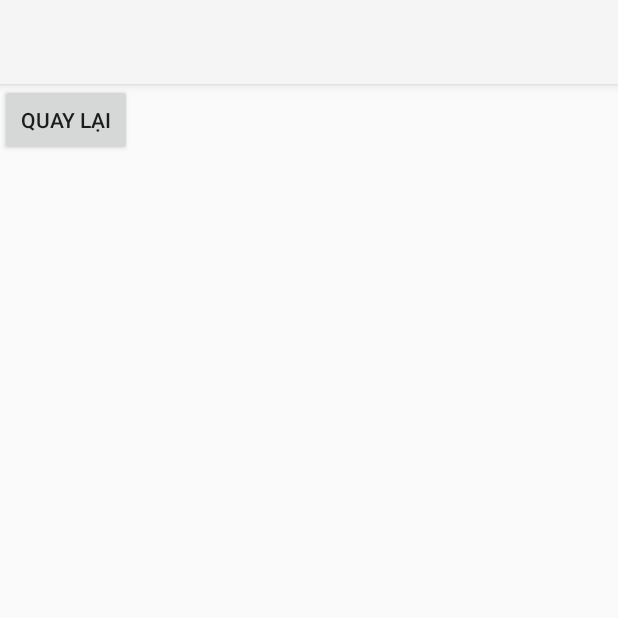
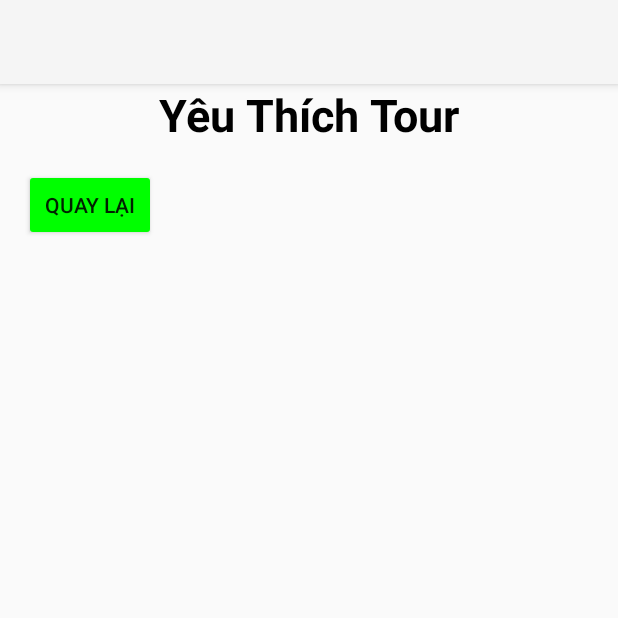
Before and after one commit to tungn2002/btl_android, an Android app: the yeuthichActivity screen opened directly, with no data from a screen before it, on a phone screen of 412 x 824 dp, the top half of it. Run offline under Robolectric (Android 15) with nearby library versions, the phone set to English and light mode, and no system bars; our stand-ins replace Firebase (no records; nobody signed in at launch, a user with empty details on screens opened directly).

Commit message:
sua gd yt

```diff
--- a/app/src/main/java/com/example/btl_android/yeuthichActivity.java
+++ b/app/src/main/java/com/example/btl_android/yeuthichActivity.java
@@ -42,7 +42,7 @@ public class yeuthichActivity extends AppCompatActivity {
 
         button13 = findViewById(R.id.button13);
 
-        tourRecyclerView = findViewById(R.id.rec1);
+        tourRecyclerView = findViewById(R.id.rec);
         tourItemList = new ArrayList<>();
         TourAdapter = new YeuthichAdapter(tourItemList,yeuthichActivity.this);
 
--- a/app/src/main/res/layout/activity_yeuthich.xml
+++ b/app/src/main/res/layout/activity_yeuthich.xml
@@ -1,24 +1,34 @@
 <?xml version="1.0" encoding="utf-8"?>
-<LinearLayout xmlns:android="http://schemas.android.com/apk/res/android"
+<RelativeLayout xmlns:android="http://schemas.android.com/apk/res/android"
     xmlns:tools="http://schemas.android.com/tools"
     android:layout_width="match_parent"
     android:layout_height="match_parent"
     android:orientation="vertical">
 
+    <TextView
+        android:id="@+id/rec1"
+        android:layout_width="wrap_content"
+        android:layout_height="wrap_content"
+        android:layout_centerHorizontal="true"
+        android:text="Yêu Thích Tour"
+        android:textSize="30sp"
+        android:textColor="#000000"
+        android:textStyle="bold" />
+
+    <androidx.recyclerview.widget.RecyclerView
+        android:id="@+id/rec"
+        android:layout_width="match_parent"
+        android:layout_height="wrap_content"
+        android:layout_below="@id/rec1" />
+
     <Button
         android:id="@+id/button13"
         android:layout_width="wrap_content"
         android:layout_height="wrap_content"
-        android:text="Quay lại" />
+        android:layout_below="@id/rec"
+        android:layout_alignParentStart="true"
+        android:layout_margin="16dp"
+        android:text="Quay lại"
+        android:backgroundTint="#00FF00" />
 
-    <androidx.recyclerview.widget.RecyclerView
-        android:id="@+id/rec1"
-        android:layout_width="match_parent"
-        android:layout_height="match_parent" />
-
-    <Button
-        android:id="@+id/button15"
-        android:layout_width="match_parent"
-        android:layout_height="wrap_content"
-        android:text="Button" />
-</LinearLayout>
+</RelativeLayout>
--- a/app/src/main/res/layout/my_item5.xml
+++ b/app/src/main/res/layout/my_item5.xml
@@ -5,7 +5,6 @@
     android:layout_height="wrap_content"
     android:orientation="horizontal"
     android:padding="16dp">
-
 
     <!-- ImageView để hiển thị hình ảnh -->
 
@@ -18,15 +17,16 @@
         android:orientation="vertical">
 
         <!-- TextView để hiển thị tentour -->
-
-        <!-- TextView để hiển thị dongia -->
         <TextView
             android:id="@+id/tvTenTour"
             android:layout_width="wrap_content"
             android:layout_height="wrap_content"
             android:text="Tên Tour"
-            android:textSize="16sp"
-            android:textStyle="bold" />
+            android:textSize="35dp"
+            android:textStyle="bold"
+            android:textColor="#000000" /> <!-- Màu trắng -->
+
+        <!-- TextView để hiển thị dongia -->
 
     </LinearLayout>
 
@@ -34,5 +34,7 @@
         android:id="@+id/huyyt"
         android:layout_width="wrap_content"
         android:layout_height="wrap_content"
-        android:text="Hủy Yêu Thích" />
+        android:layout_gravity="center_vertical"
+        android:text="Hủy Yêu Thích"
+        android:backgroundTint="#E10D0D"/>
 </LinearLayout>
```
Also changed, not shown: app/src/main/res/drawable/bg.jpg (added), app/src/main/res/drawable/bg2.jpg (added), app/src/main/res/drawable/nen.jpg (added).
